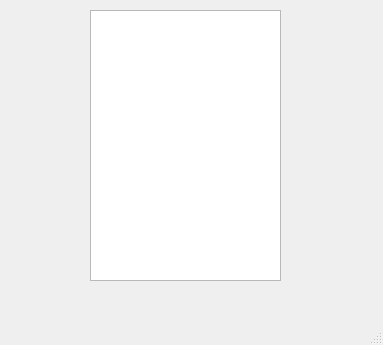
First picture: the form in RoomClient/playscreen.ui, repository ljmc2000/VirtualConcertHall, before the edit.
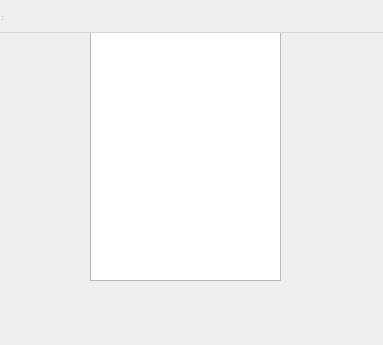
Second picture: the form after the edit.

Commit message: made things flow nicer in that new screens are now longer created for everything

```diff
--- a/RoomClient/playscreen.ui
+++ b/RoomClient/playscreen.ui
@@ -1,7 +1,7 @@
 <?xml version="1.0" encoding="UTF-8"?>
 <ui version="4.0">
  <class>PlayScreen</class>
- <widget class="QMainWindow" name="PlayScreen">
+ <widget class="QWidget" name="PlayScreen">
   <property name="geometry">
    <rect>
     <x>0</x>
```
The commit also changes 17 other files.
